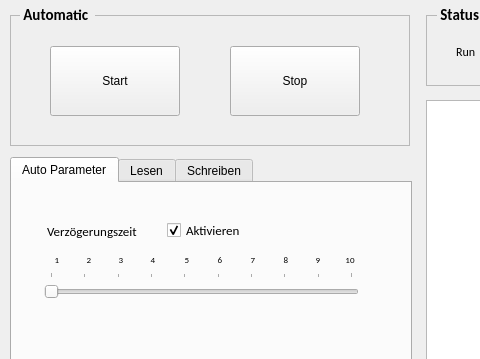
Old version of the form mainwindow_V4.ui in the repository angelusmx/RFID_Station; both pictures show x 0 to 480 and y 0 to 359 of the 800 by 480 pixel window.
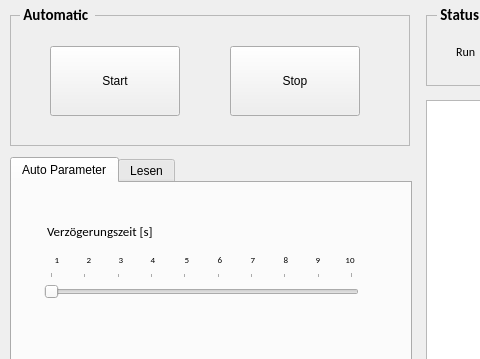
New version of the form. The open tabs and pages were chosen to show the change.

Commit message: Addition of time.sleep in the idle infinite thread of both clients. After many experiments it could be seen that this influences the performance of the individual threads, which at the end has a direct effect on the responsiveness of the GUI

The edit to the form file:
```diff
--- a/mainwindow_V4.ui
+++ b/mainwindow_V4.ui
@@ -431,7 +431,7 @@
        </font>
       </property>
       <property name="text">
-       <string>Verzögerungszeit</string>
+       <string>Verzögerungszeit [s]</string>
       </property>
      </widget>
      <widget class="QLabel" name="lbl_6">
@@ -574,28 +574,6 @@
        <number>0</number>
       </property>
      </widget>
-     <widget class="QCheckBox" name="chk_delay">
-      <property name="geometry">
-       <rect>
-        <x>155</x>
-        <y>39</y>
-        <width>91</width>
-        <height>17</height>
-       </rect>
-      </property>
-      <property name="font">
-       <font>
-        <family>Calibri</family>
-        <pointsize>10</pointsize>
-       </font>
-      </property>
-      <property name="text">
-       <string>Aktivieren</string>
-      </property>
-      <property name="checked">
-       <bool>true</bool>
-      </property>
-     </widget>
      <widget class="QLabel" name="lbl_1">
       <property name="geometry">
        <rect>
@@ -1044,11 +1022,6 @@
       </layout>
      </widget>
     </widget>
-    <widget class="QWidget" name="tab_3">
-     <attribute name="title">
-      <string>Schreiben</string>
-     </attribute>
-    </widget>
    </widget>
    <widget class="QTextEdit" name="txt_console">
     <property name="geometry">
```
The commit also changes 2 other files.
